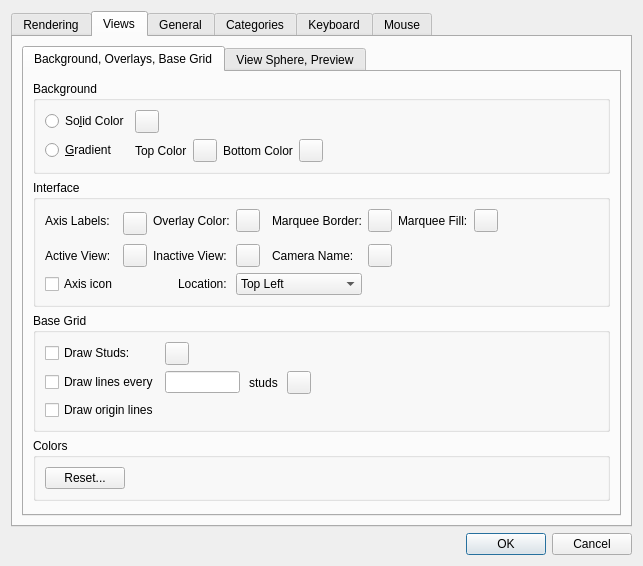
Old version of the form lclib/qt/lc_qpreferencesdialog.ui in the repository trevorsandy/lpub3d-ci.
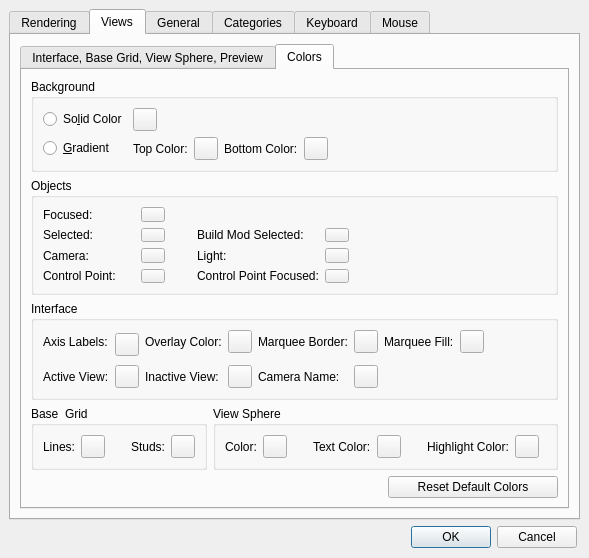
New version of the form. The open tabs and pages were chosen to show the change. Icons and pictures are not drawn.

Diff of the .ui file:
```diff
--- a/lclib/qt/lc_qpreferencesdialog.ui
+++ b/lclib/qt/lc_qpreferencesdialog.ui
@@ -7,15 +7,21 @@
     <x>0</x>
     <y>0</y>
     <width>589</width>
-    <height>522</height>
+    <height>558</height>
    </rect>
   </property>
   <property name="windowTitle">
    <string>Visual Editor Preferences</string>
   </property>
-  <layout class="QVBoxLayout" name="verticalLayout_8">
-   <item>
     <widget class="QTabWidget" name="tabWidget">
+   <property name="geometry">
+    <rect>
+     <x>9</x>
+     <y>9</y>
+     <width>571</width>
+     <height>511</height>
+    </rect>
+   </property>
      <property name="currentIndex">
       <number>0</number>
      </property>
@@ -697,256 +703,66 @@
          </property>
          <widget class="QWidget" name="tab_3">
           <attribute name="title">
-           <string>Background, Overlays, Base Grid</string>
+         <string>Interface, Base Grid, View Sphere, Preview</string>
           </attribute>
           <layout class="QVBoxLayout" name="verticalLayout">
            <item>
-            <widget class="QGroupBox" name="groupBox_9">
-             <property name="title">
-              <string>Background</string>
-             </property>
-             <layout class="QGridLayout" name="gridLayout_10">
-              <item row="0" column="1">
-               <layout class="QHBoxLayout" name="horizontalLayout_11">
-                <item>
-                 <widget class="QToolButton" name="BackgroundSolidColorButton">
-                  <property name="text">
-                   <string/>
-                  </property>
-                 </widget>
-                </item>
-                <item>
-                 <spacer name="horizontalSpacer_13">
-                  <property name="orientation">
-                   <enum>Qt::Horizontal</enum>
-                  </property>
-                  <property name="sizeHint" stdset="0">
-                   <size>
-                    <width>40</width>
-                    <height>20</height>
-                   </size>
-                  </property>
-                 </spacer>
-                </item>
-               </layout>
-              </item>
-              <item row="0" column="0">
-               <widget class="QRadioButton" name="BackgroundSolidRadio">
-                <property name="text">
-                 <string>So&amp;lid Color</string>
-                </property>
-               </widget>
-              </item>
-              <item row="1" column="1">
-               <layout class="QHBoxLayout" name="horizontalLayout_15">
-                <item>
-                 <widget class="QLabel" name="label_34">
-                  <property name="text">
-                   <string>Top Color</string>
-                  </property>
-                 </widget>
-                </item>
-                <item>
-                 <widget class="QToolButton" name="BackgroundGradient1ColorButton">
-                  <property name="text">
-                   <string/>
-                  </property>
-                 </widget>
-                </item>
-                <item>
-                 <widget class="QLabel" name="label_35">
-                  <property name="text">
-                   <string>Bottom Color</string>
-                  </property>
-                 </widget>
-                </item>
-                <item>
-                 <widget class="QToolButton" name="BackgroundGradient2ColorButton">
-                  <property name="text">
-                   <string/>
-                  </property>
-                 </widget>
-                </item>
-                <item>
-                 <spacer name="horizontalSpacer_14">
-                  <property name="orientation">
-                   <enum>Qt::Horizontal</enum>
-                  </property>
-                  <property name="sizeHint" stdset="0">
-                   <size>
-                    <width>40</width>
-                    <height>20</height>
-                   </size>
-                  </property>
-                 </spacer>
-                </item>
-               </layout>
-              </item>
-              <item row="1" column="0">
-               <widget class="QRadioButton" name="BackgroundGradientRadio">
-                <property name="text">
-                 <string>&amp;Gradient</string>
-                </property>
-               </widget>
-              </item>
-             </layout>
-            </widget>
-           </item>
-           <item>
-            <widget class="QGroupBox" name="groupBox_8">
+          <widget class="QGroupBox" name="groupBox_10">
              <property name="title">
               <string>Interface</string>
              </property>
-             <layout class="QGridLayout" name="gridLayout_6">
-              <item row="2" column="6">
-               <widget class="QLabel" name="label_36">
-                <property name="text">
-                 <string>Camera Name:</string>
-                </property>
-               </widget>
-              </item>
-              <item row="2" column="0">
-               <widget class="QLabel" name="label_28">
-                <property name="text">
-                 <string>Active View:</string>
-                </property>
-               </widget>
-              </item>
-              <item row="0" column="9">
-               <widget class="QToolButton" name="MarqueeFillColorButton">
-                <property name="text">
-                 <string/>
-                </property>
-               </widget>
-              </item>
-              <item row="0" column="0">
-               <widget class="QLabel" name="label_41">
-                <property name="text">
-                 <string>Axis Labels:</string>
-                </property>
-               </widget>
-              </item>
-              <item row="2" column="3">
-               <widget class="QLabel" name="label">
-                <property name="text">
-                 <string>Inactive View:</string>
-                </property>
-               </widget>
-              </item>
-              <item row="0" column="7">
-               <widget class="QToolButton" name="MarqueeBorderColorButton">
-                <property name="text">
-                 <string/>
-                </property>
-               </widget>
-              </item>
-              <item row="2" column="2">
-               <widget class="QToolButton" name="ActiveViewColorButton">
-                <property name="text">
-                 <string/>
-                </property>
-               </widget>
-              </item>
-              <item row="0" column="10" rowspan="2">
-               <spacer name="horizontalSpacer_9">
-                <property name="orientation">
-                 <enum>Qt::Horizontal</enum>
-                </property>
-                <property name="sizeHint" stdset="0">
-                 <size>
-                  <width>40</width>
-                  <height>20</height>
-                 </size>
-                </property>
-               </spacer>
-              </item>
-              <item row="0" column="4">
-               <widget class="QToolButton" name="OverlayColorButton">
-                <property name="text">
-                 <string/>
-                </property>
-               </widget>
-              </item>
-              <item row="2" column="7">
-               <widget class="QToolButton" name="TextColorButton">
-                <property name="text">
-                 <string/>
-                </property>
-               </widget>
-              </item>
-              <item row="0" column="8">
-               <widget class="QLabel" name="label_38">
-                <property name="text">
-                 <string>Marquee Fill:</string>
-                </property>
-               </widget>
-              </item>
-              <item row="0" column="2" rowspan="2">
-               <widget class="QToolButton" name="AxesColorButton">
-                <property name="text">
-                 <string/>
-                </property>
-               </widget>
-              </item>
-              <item row="0" column="3">
-               <widget class="QLabel" name="label_27">
-                <property name="text">
-                 <string>Overlay Color:</string>
-                </property>
-               </widget>
-              </item>
-              <item row="2" column="4">
-               <widget class="QToolButton" name="InactiveViewColorButton">
-                <property name="text">
-                 <string/>
-                </property>
-               </widget>
-              </item>
-              <item row="0" column="6">
-               <widget class="QLabel" name="label_37">
-                <property name="text">
-                 <string>Marquee Border:</string>
-                </property>
-               </widget>
-              </item>
-              <item row="3" column="4" colspan="3">
-               <widget class="QComboBox" name="AxisIconLocationCombo">
+           <layout class="QHBoxLayout" name="horizontalLayout_16">
                 <item>
-                 <property name="text">
-                  <string>Top Left</string>
-                 </property>
-                </item>
-                <item>
-                 <property name="text">
-                  <string>Top Right</string>
-                 </property>
-                </item>
-                <item>
-                 <property name="text">
-                  <string>Bottom Left</string>
-                 </property>
-                </item>
-                <item>
-                 <property name="text">
-                  <string>Bottom Right</string>
-                 </property>
-                </item>
-               </widget>
-              </item>
-              <item row="3" column="3" alignment="Qt::AlignRight">
-               <widget class="QLabel" name="AxisIconLocationLabel">
-                <property name="text">
-                 <string>Location: </string>
-                </property>
-               </widget>
-              </item>
-              <item row="3" column="0" colspan="3">
                <widget class="QCheckBox" name="AxisIconCheckBox">
                 <property name="text">
                  <string>Axis icon</string>
                 </property>
                </widget>
               </item>
+            <item>
+             <widget class="QLabel" name="AxisIconLocationLabel">
+              <property name="text">
+               <string>Location: </string>
+              </property>
+             </widget>
+            </item>
+            <item>
+             <widget class="QComboBox" name="AxisIconLocationCombo">
+              <item>
+               <property name="text">
+                <string>Top Left</string>
+               </property>
+              </item>
+              <item>
+               <property name="text">
+                <string>Top Right</string>
+               </property>
+              </item>
+              <item>
+               <property name="text">
+                <string>Bottom Left</string>
+               </property>
+              </item>
+              <item>
+               <property name="text">
+                <string>Bottom Right</string>
+               </property>
+              </item>
+             </widget>
+            </item>
+            <item>
+             <spacer name="horizontalSpacer_16">
+              <property name="orientation">
+               <enum>Qt::Horizontal</enum>
+              </property>
+              <property name="sizeHint" stdset="0">
+               <size>
+                <width>40</width>
+                <height>20</height>
+               </size>
+              </property>
+             </spacer>
+            </item>
              </layout>
             </widget>
            </item>
@@ -1001,39 +817,6 @@
                 </property>
                </widget>
               </item>
-              <item row="1" column="5">
-               <spacer name="horizontalSpacer_8">
-                <property name="orientation">
-                 <enum>Qt::Horizontal</enum>
-                </property>
-                <property name="sizeHint" stdset="0">
-                 <size>
-                  <width>228</width>
-                  <height>20</height>
-                 </size>
-                </property>
-               </spacer>
-              </item>
-              <item row="1" column="4">
-               <widget class="QToolButton" name="gridLineColor">
-                <property name="toolTip">
-                 <string>Select grid line colour</string>
-                </property>
-                <property name="text">
-                 <string/>
-                </property>
-               </widget>
-              </item>
-              <item row="0" column="1">
-               <widget class="QToolButton" name="gridStudColor">
-                <property name="toolTip">
-                 <string>Select stud colour</string>
-                </property>
-                <property name="text">
-                 <string/>
-                </property>
-               </widget>
-              </item>
               <item row="1" column="0">
                <widget class="QCheckBox" name="gridLines">
                 <property name="toolTip">
@@ -1044,40 +827,14 @@
                 </property>
                </widget>
               </item>
-              <item row="2" column="0">
-               <widget class="QCheckBox" name="GridOriginCheckBox">
-                <property name="text">
-                 <string>Draw origin lines</string>
-                </property>
-               </widget>
-              </item>
-             </layout>
-            </widget>
-           </item>
-           <item>
-            <widget class="QGroupBox" name="themeColorsGroup">
-             <property name="title">
-              <string>Colors</string>
-             </property>
-             <layout class="QHBoxLayout" name="horizontalLayout_8">
-              <item>
-               <widget class="QPushButton" name="ResetColorsButton">
-                <property name="toolTip">
-                 <string>Reset interface colors to theme default</string>
-                </property>
-                <property name="text">
-                 <string>Reset...</string>
-                </property>
-               </widget>
-              </item>
-              <item>
-               <spacer name="horizontalSpacer_7">
+            <item row="1" column="4">
+             <spacer name="horizontalSpacer_8">
                 <property name="orientation">
                  <enum>Qt::Horizontal</enum>
                 </property>
                 <property name="sizeHint" stdset="0">
                  <size>
-                  <width>40</width>
+                <width>228</width>
                   <height>20</height>
                  </size>
                 </property>
@@ -1086,26 +843,6 @@
              </layout>
             </widget>
            </item>
-           <item>
-            <spacer name="verticalSpacer_3">
-             <property name="orientation">
-              <enum>Qt::Vertical</enum>
-             </property>
-             <property name="sizeHint" stdset="0">
-              <size>
-               <width>20</width>
-               <height>149</height>
-              </size>
-             </property>
-            </spacer>
-           </item>
-          </layout>
-         </widget>
-         <widget class="QWidget" name="tab_4">
-          <attribute name="title">
-           <string>View Sphere, Preview</string>
-          </attribute>
-          <layout class="QVBoxLayout" name="verticalLayout_15">
            <item>
             <widget class="QGroupBox" name="ModelViewGroup">
              <property name="sizePolicy">
@@ -1125,33 +862,6 @@
                 </property>
                </widget>
               </item>
-              <item row="2" column="1">
-               <widget class="QToolButton" name="ViewSphereColorButton">
-                <property name="toolTip">
-                 <string>Select View Sphere colour</string>
-                </property>
-                <property name="text">
-                 <string/>
-                </property>
-               </widget>
-              </item>
-              <item row="2" column="2">
-               <widget class="QLabel" name="label_17">
-                <property name="text">
-                 <string>Text Color:</string>
-                </property>
-               </widget>
-              </item>
-              <item row="2" column="5">
-               <widget class="QToolButton" name="ViewSphereHighlightColorButton">
-                <property name="toolTip">
-                 <string>Select View Sphere highlight colour</string>
-                </property>
-                <property name="text">
-                 <string/>
-                </property>
-               </widget>
-              </item>
               <item row="0" column="3">
                <widget class="QComboBox" name="ViewSphereLocationCombo">
                 <property name="toolTip">
@@ -1179,16 +889,6 @@
                 </item>
                </widget>
               </item>
-              <item row="2" column="3">
-               <widget class="QToolButton" name="ViewSphereTextColorButton">
-                <property name="toolTip">
-                 <string>Select View Sphere text colour</string>
-                </property>
-                <property name="text">
-                 <string/>
-                </property>
-               </widget>
-              </item>
               <item row="0" column="0">
                <widget class="QLabel" name="label_8">
                 <property name="toolTip">
@@ -1199,14 +899,7 @@
                 </property>
                </widget>
               </item>
-              <item row="2" column="0">
-               <widget class="QLabel" name="label_14">
-                <property name="text">
-                 <string>Color:</string>
-                </property>
-               </widget>
-              </item>
-              <item row="0" column="6">
+            <item row="0" column="4">
                <spacer name="horizontalSpacer_10">
                 <property name="orientation">
                  <enum>Qt::Horizontal</enum>
@@ -1219,40 +912,6 @@
                 </property>
                </spacer>
               </item>
-              <item row="0" column="1">
-               <widget class="QComboBox" name="ViewSphereSizeCombo">
-                <property name="toolTip">
-                 <string>Set View Sphere size</string>
-                </property>
-                <item>
-                 <property name="text">
-                  <string>Disabled</string>
-                 </property>
-                </item>
-                <item>
-                 <property name="text">
-                  <string>Small</string>
-                 </property>
-                </item>
-                <item>
-                 <property name="text">
-                  <string>Medium</string>
-                 </property>
-                </item>
-                <item>
-                 <property name="text">
-                  <string>Large</string>
-                 </property>
-                </item>
-               </widget>
-              </item>
-              <item row="2" column="4">
-               <widget class="QLabel" name="label_18">
-                <property name="text">
-                 <string>Highlight Color:</string>
-                </property>
-               </widget>
-              </item>
              </layout>
             </widget>
            </item>
@@ -1433,13 +1092,581 @@
              <property name="sizeHint" stdset="0">
               <size>
                <width>20</width>
-               <height>191</height>
+             <height>89</height>
               </size>
              </property>
             </spacer>
            </item>
           </layout>
          </widget>
+       <widget class="QWidget" name="tab">
+        <attribute name="title">
+         <string>Colors</string>
+        </attribute>
+        <layout class="QGridLayout" name="gridLayout_13">
+         <item row="5" column="3">
+          <widget class="QPushButton" name="ResetColorsButton">
+           <property name="toolTip">
+            <string>Reset interface colors to theme default</string>
+           </property>
+           <property name="text">
+            <string>Reset Default Colors</string>
+           </property>
+          </widget>
+         </item>
+         <item row="5" column="0" colspan="3">
+          <spacer name="horizontalSpacer_7">
+           <property name="orientation">
+            <enum>Qt::Horizontal</enum>
+           </property>
+           <property name="sizeHint" stdset="0">
+            <size>
+             <width>222</width>
+             <height>20</height>
+            </size>
+           </property>
+          </spacer>
+         </item>
+         <item row="0" column="0" colspan="4">
+          <widget class="QGroupBox" name="groupBox_9">
+           <property name="title">
+            <string>Background</string>
+           </property>
+           <layout class="QGridLayout" name="gridLayout_10">
+            <item row="0" column="1">
+             <layout class="QHBoxLayout" name="horizontalLayout_11">
+              <item>
+               <widget class="QToolButton" name="BackgroundSolidColorButton">
+                <property name="text">
+                 <string/>
+                </property>
+               </widget>
+              </item>
+              <item>
+               <spacer name="horizontalSpacer_13">
+                <property name="orientation">
+                 <enum>Qt::Horizontal</enum>
+                </property>
+                <property name="sizeHint" stdset="0">
+                 <size>
+                  <width>40</width>
+                  <height>20</height>
+                 </size>
+                </property>
+               </spacer>
+              </item>
+             </layout>
+            </item>
+            <item row="0" column="0">
+             <widget class="QRadioButton" name="BackgroundSolidRadio">
+              <property name="text">
+               <string>So&amp;lid Color</string>
+              </property>
+             </widget>
+            </item>
+            <item row="1" column="1">
+             <layout class="QHBoxLayout" name="horizontalLayout_15">
+              <item>
+               <widget class="QLabel" name="label_34">
+                <property name="text">
+                 <string>Top Color:</string>
+                </property>
+               </widget>
+              </item>
+              <item>
+               <widget class="QToolButton" name="BackgroundGradient1ColorButton">
+                <property name="text">
+                 <string/>
+                </property>
+               </widget>
+              </item>
+              <item>
+               <widget class="QLabel" name="label_35">
+                <property name="text">
+                 <string>Bottom Color:</string>
+                </property>
+               </widget>
+              </item>
+              <item>
+               <widget class="QToolButton" name="BackgroundGradient2ColorButton">
+                <property name="text">
+                 <string/>
+                </property>
+               </widget>
+              </item>
+              <item>
+               <spacer name="horizontalSpacer_14">
+                <property name="orientation">
+                 <enum>Qt::Horizontal</enum>
+                </property>
+                <property name="sizeHint" stdset="0">
+                 <size>
+                  <width>40</width>
+                  <height>20</height>
+                 </size>
+                </property>
+               </spacer>
+              </item>
+             </layout>
+            </item>
+            <item row="1" column="0">
+             <widget class="QRadioButton" name="BackgroundGradientRadio">
+              <property name="text">
+               <string>&amp;Gradient</string>
+              </property>
+             </widget>
+            </item>
+           </layout>
+          </widget>
+         </item>
+         <item row="4" column="0" colspan="2">
+          <widget class="QGroupBox" name="groupBox_11">
+           <property name="title">
+            <string>Base  Grid</string>
+           </property>
+           <layout class="QHBoxLayout" name="horizontalLayout_18">
+            <item>
+             <widget class="QLabel" name="label_43">
+              <property name="text">
+               <string>Lines:</string>
+              </property>
+             </widget>
+            </item>
+            <item>
+             <widget class="QToolButton" name="gridLineColor">
+              <property name="toolTip">
+               <string>Select grid line colour</string>
+              </property>
+              <property name="text">
+               <string/>
+              </property>
+             </widget>
+            </item>
+            <item>
+             <spacer name="horizontalSpacer_17">
+              <property name="orientation">
+               <enum>Qt::Horizontal</enum>
+              </property>
+              <property name="sizeType">
+               <enum>QSizePolicy::Fixed</enum>
+              </property>
+              <property name="sizeHint" stdset="0">
+               <size>
+                <width>20</width>
+                <height>20</height>
+               </size>
+              </property>
+             </spacer>
+            </item>
+            <item>
+             <widget class="QLabel" name="label_42">
+              <property name="text">
+               <string>Studs:</string>
+              </property>
+             </widget>
+            </item>
+            <item>
+             <widget class="QToolButton" name="gridStudColor">
+              <property name="toolTip">
+               <string>Select stud colour</string>
+              </property>
+              <property name="text">
+               <string/>
+              </property>
+             </widget>
+            </item>
+            <item>
+             <spacer name="horizontalSpacer_18">
+              <property name="orientation">
+               <enum>Qt::Horizontal</enum>
+              </property>
+              <property name="sizeHint" stdset="0">
+               <size>
+                <width>1</width>
+                <height>20</height>
+               </size>
+              </property>
+             </spacer>
+            </item>
+           </layout>
+          </widget>
+         </item>
+         <item row="4" column="2" colspan="2">
+          <widget class="QGroupBox" name="groupBox_12">
+           <property name="title">
+            <string>View Sphere</string>
+           </property>
+           <layout class="QHBoxLayout" name="horizontalLayout_19">
+            <item>
+             <widget class="QLabel" name="label_14">
+              <property name="text">
+               <string>Color:</string>
+              </property>
+             </widget>
+            </item>
+            <item>
+             <widget class="QToolButton" name="ViewSphereColorButton">
+              <property name="toolTip">
+               <string>Select View Sphere colour</string>
+              </property>
+              <property name="text">
+               <string/>
+              </property>
+             </widget>
+            </item>
+            <item>
+             <spacer name="horizontalSpacer_23">
+              <property name="orientation">
+               <enum>Qt::Horizontal</enum>
+              </property>
+              <property name="sizeType">
+               <enum>QSizePolicy::Fixed</enum>
+              </property>
+              <property name="sizeHint" stdset="0">
+               <size>
+                <width>20</width>
+                <height>20</height>
+               </size>
+              </property>
+             </spacer>
+            </item>
+            <item>
+             <widget class="QLabel" name="label_17">
+              <property name="text">
+               <string>Text Color:</string>
+              </property>
+             </widget>
+            </item>
+            <item>
+             <widget class="QToolButton" name="ViewSphereTextColorButton">
+              <property name="toolTip">
+               <string>Select View Sphere text colour</string>
+              </property>
+              <property name="text">
+               <string/>
+              </property>
+             </widget>
+            </item>
+            <item>
+             <spacer name="horizontalSpacer_22">
+              <property name="orientation">
+               <enum>Qt::Horizontal</enum>
+              </property>
+              <property name="sizeType">
+               <enum>QSizePolicy::Fixed</enum>
+              </property>
+              <property name="sizeHint" stdset="0">
+               <size>
+                <width>20</width>
+                <height>20</height>
+               </size>
+              </property>
+             </spacer>
+            </item>
+            <item>
+             <widget class="QLabel" name="label_18">
+              <property name="text">
+               <string>Highlight Color:</string>
+              </property>
+             </widget>
+            </item>
+            <item>
+             <widget class="QToolButton" name="ViewSphereHighlightColorButton">
+              <property name="toolTip">
+               <string>Select View Sphere highlight colour</string>
+              </property>
+              <property name="text">
+               <string/>
+              </property>
+             </widget>
+            </item>
+            <item>
+             <spacer name="horizontalSpacer_21">
+              <property name="orientation">
+               <enum>Qt::Horizontal</enum>
+              </property>
+              <property name="sizeHint" stdset="0">
+               <size>
+                <width>40</width>
+                <height>20</height>
+               </size>
+              </property>
+             </spacer>
+            </item>
+           </layout>
+          </widget>
+         </item>
+         <item row="6" column="3">
+          <spacer name="verticalSpacer_5">
+           <property name="orientation">
+            <enum>Qt::Vertical</enum>
+           </property>
+           <property name="sizeHint" stdset="0">
+            <size>
+             <width>20</width>
+             <height>40</height>
+            </size>
+           </property>
+          </spacer>
+         </item>
+         <item row="2" column="0" colspan="4">
+          <widget class="QGroupBox" name="groupBox_8">
+           <property name="title">
+            <string>Interface</string>
+           </property>
+           <layout class="QGridLayout" name="gridLayout_6">
+            <item row="0" column="0">
+             <widget class="QLabel" name="label_41">
+              <property name="text">
+               <string>Axis Labels:</string>
+              </property>
+             </widget>
+            </item>
+            <item row="0" column="8" rowspan="2">
+             <spacer name="horizontalSpacer_9">
+              <property name="orientation">
+               <enum>Qt::Horizontal</enum>
+              </property>
+              <property name="sizeHint" stdset="0">
+               <size>
+                <width>40</width>
+                <height>20</height>
+               </size>
+              </property>
+             </spacer>
+            </item>
+            <item row="2" column="1">
+             <widget class="QToolButton" name="ActiveViewColorButton">
+              <property name="text">
+               <string/>
+              </property>
+             </widget>
+            </item>
+            <item row="0" column="2">
+             <widget class="QLabel" name="label_27">
+              <property name="text">
+               <string>Overlay Color:</string>
+              </property>
+             </widget>
+            </item>
+            <item row="0" column="4">
+             <widget class="QLabel" name="label_37">
+              <property name="text">
+               <string>Marquee Border:</string>
+              </property>
+             </widget>
+            </item>
+            <item row="0" column="3">
+             <widget class="QToolButton" name="OverlayColorButton">
+              <property name="text">
+               <string/>
+              </property>
+             </widget>
+            </item>
+            <item row="0" column="5">
+             <widget class="QToolButton" name="MarqueeBorderColorButton">
+              <property name="text">
+               <string/>
+              </property>
+             </widget>
+            </item>
+            <item row="2" column="5">
+             <widget class="QToolButton" name="TextColorButton">
+              <property name="text">
+               <string/>
+              </property>
+             </widget>
+            </item>
+            <item row="0" column="7">
+             <widget class="QToolButton" name="MarqueeFillColorButton">
+              <property name="text">
+               <string/>
+              </property>
+             </widget>
+            </item>
+            <item row="0" column="6">
+             <widget class="QLabel" name="label_38">
+              <property name="text">
+               <string>Marquee Fill:</string>
+              </property>
+             </widget>
+            </item>
+            <item row="0" column="1" rowspan="2">
+             <widget class="QToolButton" name="AxesColorButton">
+              <property name="text">
+               <string/>
+              </property>
+             </widget>
+            </item>
+            <item row="2" column="4">
+             <widget class="QLabel" name="label_36">
+              <property name="text">
+               <string>Camera Name:</string>
+              </property>
+             </widget>
+            </item>
+            <item row="2" column="0">
+             <widget class="QLabel" name="label_28">
+              <property name="text">
+               <string>Active View:</string>
+              </property>
+             </widget>
+            </item>
+            <item row="2" column="2">
+             <widget class="QLabel" name="label">
+              <property name="text">
+               <string>Inactive View:</string>
+              </property>
+             </widget>
+            </item>
+            <item row="2" column="3">
+             <widget class="QToolButton" name="InactiveViewColorButton">
+              <property name="text">
+               <string/>
+              </property>
+             </widget>
+            </item>
+           </layout>
+          </widget>
+         </item>
+         <item row="1" column="0" colspan="4">
+          <widget class="QGroupBox" name="groupBox_13">
+           <property name="title">
+            <string>Objects</string>
+           </property>
+           <layout class="QGridLayout" name="gridLayout_12">
+            <item row="0" column="1">
+             <widget class="QToolButton" name="ObjectFocusedColorButton">
+              <property name="text">
+               <string/>
+              </property>
+             </widget>
+            </item>
+            <item row="3" column="0">
+             <widget class="QLabel" name="label_47">
+              <property name="text">
+               <string>Control Point:</string>
+              </property>
+             </widget>
+            </item>
+            <item row="0" column="0">
+             <widget class="QLabel" name="label_45">
+              <property name="text">
+               <string>Focused:</string>
+              </property>
+             </widget>
+            </item>
+            <item row="1" column="0">
+             <widget class="QLabel" name="label_48">
+              <property name="text">
+               <string>Selected:</string>
+              </property>
+             </widget>
+            </item>
+            <item row="3" column="4">
+             <widget class="QToolButton" name="ControlPointFocusedColorButton">
+              <property name="text">
+               <string/>
+              </property>
+             </widget>
+            </item>
+            <item row="1" column="4">
+             <widget class="QToolButton" name="BMObjectSelectedColorButton">
+              <property name="text">
+               <string/>
+              </property>
+             </widget>
+            </item>
+            <item row="2" column="1">
+             <widget class="QToolButton" name="CameraColorButton">
+              <property name="text">
+               <string/>
+              </property>
+             </widget>
+            </item>
+            <item row="1" column="1">
+             <widget class="QToolButton" name="ObjectSelectedColorButton">
+              <property name="text">
+               <string/>
+              </property>
+             </widget>
+            </item>
+            <item row="2" column="3">
+             <widget class="QLabel" name="label_44">
+              <property name="text">
+               <string>Light:</string>
+              </property>
+             </widget>
+            </item>
+            <item row="1" column="3">
+             <widget class="QLabel" name="label_50">
+              <property name="text">
+               <string>Build Mod Selected:</string>
+              </property>
+             </widget>
+            </item>
+            <item row="2" column="4">
+             <widget class="QToolButton" name="LightColorButton">
+              <property name="text">
+               <string/>
+              </property>
+             </widget>
+            </item>
+            <item row="3" column="3">
+             <widget class="QLabel" name="label_46">
+              <property name="text">
+               <string>Control Point Focused:</string>
+              </property>
+             </widget>
+            </item>
+            <item row="2" column="0">
+             <widget class="QLabel" name="label_49">
+              <property name="text">
+               <string>Camera:</string>
+              </property>
+             </widget>
+            </item>
+            <item row="3" column="1">
+             <widget class="QToolButton" name="ControlPointColorButton">
+              <property name="text">
+               <string/>
+              </property>
+             </widget>
+            </item>
+            <item row="1" column="2">
+             <spacer name="horizontalSpacer_19">
+              <property name="orientation">
+               <enum>Qt::Horizontal</enum>
+              </property>
+              <property name="sizeType">
+               <enum>QSizePolicy::Fixed</enum>
+              </property>
+              <property name="sizeHint" stdset="0">
+               <size>
+                <width>20</width>
+                <height>20</height>
+               </size>
+              </property>
+             </spacer>
+            </item>
+            <item row="0" column="2" colspan="5">
+             <spacer name="horizontalSpacer_20">
+              <property name="orientation">
+               <enum>Qt::Horizontal</enum>
+              </property>
+              <property name="sizeHint" stdset="0">
+               <size>
+                <width>40</width>
+                <height>20</height>
+               </size>
+              </property>
+             </spacer>
+            </item>
+           </layout>
+          </widget>
+         </item>
+        </layout>
+       </widget>
         </widget>
        </item>
       </layout>
@@ -2299,9 +2526,15 @@
       </layout>
      </widget>
     </widget>
-   </item>
-   <item>
     <widget class="QDialogButtonBox" name="buttonBox">
+   <property name="geometry">
+    <rect>
+     <x>30</x>
+     <y>526</y>
+     <width>547</width>
+     <height>23</height>
+    </rect>
+   </property>
      <property name="orientation">
       <enum>Qt::Horizontal</enum>
      </property>
@@ -2309,8 +2542,6 @@
       <set>QDialogButtonBox::Cancel|QDialogButtonBox::Ok</set>
      </property>
     </widget>
-   </item>
-  </layout>
  </widget>
  <tabstops>
   <tabstop>tabWidget</tabstop>
```
Left out of the diff: 290 changed lines with no effect on the pictures. Lines whose indentation alone changed are shown as unchanged.
